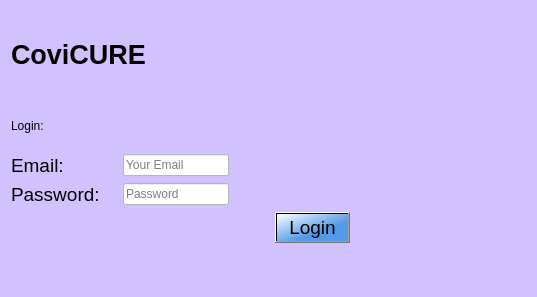
This is Forms/login.ui in ayush-regmi/CoviCURE as Qt 5 draws it before an edit. The edited form follows.
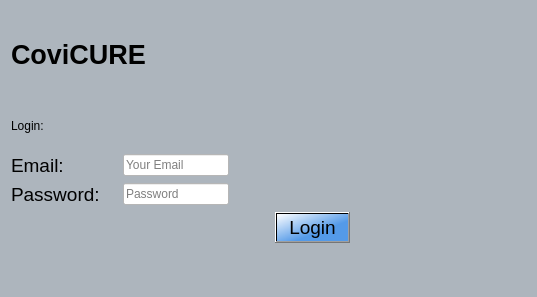
This is the edited form.

Commit message: Edited Dashboard images and changed some backgrond colors

Diff of the .ui file:
```diff
--- a/Forms/login.ui
+++ b/Forms/login.ui
@@ -14,7 +14,7 @@
    <string>Dialog</string>
   </property>
   <property name="styleSheet">
-   <string notr="true">background-color: rgb(209, 194, 255);</string>
+   <string notr="true">background-color: rgb(173, 181, 189);</string>
   </property>
   <layout class="QGridLayout" name="gridLayout_4" rowstretch="2,1,5,1" columnstretch="4,2">
    <item row="2" column="0">
```
The commit also changes 8 other files.
